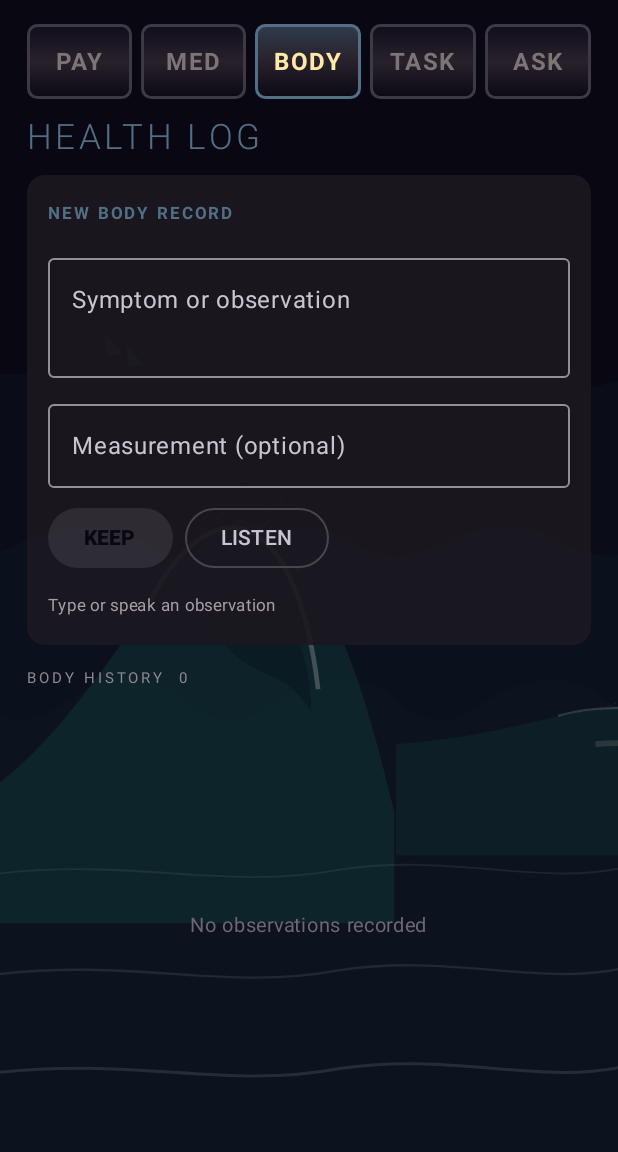
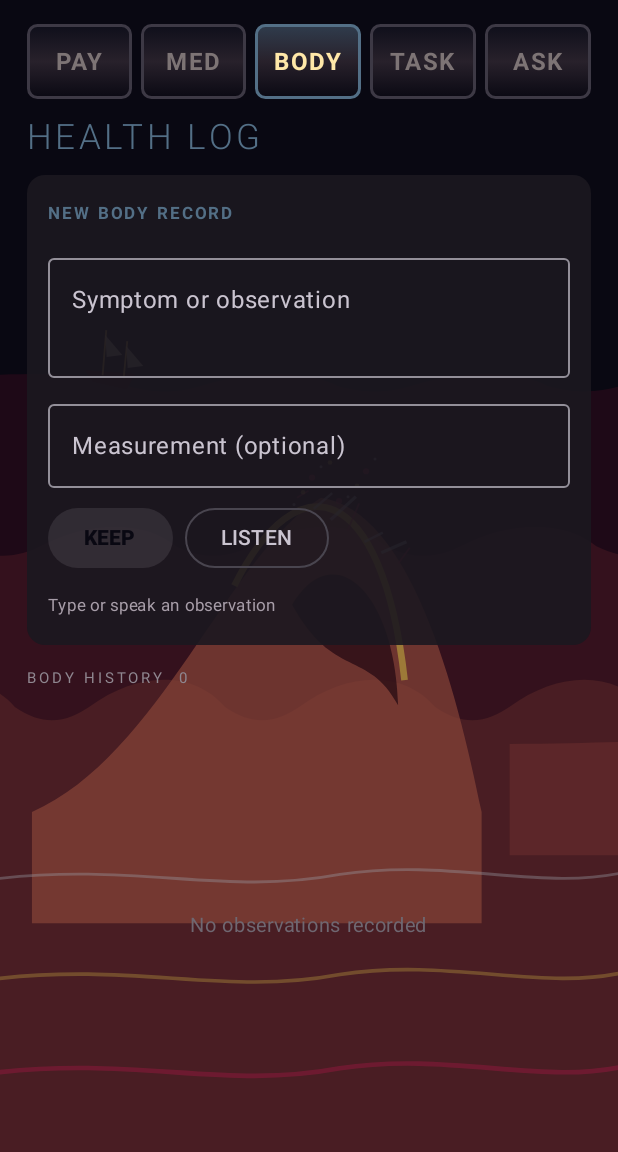
Before and after one commit to AndyJMyers/Nota-Bene, an Android app built with Jetpack Compose: the screen it shows after launch (MainActivity), after a tap on "◉ OIL", on a phone screen of 412 x 824 dp, the part 84-1236 px from its top. Run offline under Robolectric (Android 15) with nearby library versions, the phone set to English and light mode, and no system bars; our stand-ins replace Room's generated code; libraries missing offline, so code that uses them is left out: com.google.mlkit.vision; 3 other taps on this screen came first.

```diff
--- a/app/build.gradle.kts
+++ b/app/build.gradle.kts
@@ -13,8 +13,8 @@ android {
         applicationId = "com.notabene.app"
         minSdk = 26
         targetSdk = 36
-        versionCode = 16
-        versionName = "0.7.0-alpha16"
+        versionCode = 17
+        versionName = "0.7.1-alpha17"
     }
 
     buildFeatures { compose = true }
--- a/app/src/main/java/com/notabene/app/MainActivity.kt
+++ b/app/src/main/java/com/notabene/app/MainActivity.kt
@@ -809,50 +809,54 @@ private fun CalmBackground(effect: Effect, accent: Color, mood: Float) {
         else -> .35f + ((mood - .33f) / .67f) * .8f
     }
     val baseDuration = when (effect) {
-        Effect.STARS -> 28_000
-        Effect.SNOW -> 28_000
-        Effect.OIL -> 42_000
-        Effect.WAVES -> 32_000
+        Effect.STARS -> 20_000
+        Effect.SNOW -> 21_000
+        Effect.OIL -> 30_000
+        Effect.WAVES -> 24_000
     }
     val duration = (baseDuration / (.65f + energy * .55f)).toInt()
     val phase by motion.animateFloat(0f, 1f, infiniteRepeatable(tween(duration), RepeatMode.Restart), label = "atmosphere")
-    val atmosphereAlpha = ((.2f + energy * .22f) * 1.5f).coerceAtMost(.72f)
+    val atmosphereAlpha = (.62f + energy * .18f).coerceAtMost(.88f)
+    val animationSilver = Color(0xFFD4D9E1)
+    val animationGold = Color(0xFFE6B94A)
+    val animationRed = Color(0xFFC5214F)
+    val animationPalette = listOf(animationSilver, animationGold, animationRed)
     Canvas(Modifier.fillMaxSize().alpha(atmosphereAlpha)) {
         when (effect) {
             Effect.STARS -> {
-                repeat(58) { index ->
+                repeat(74) { index ->
                     val x = ((index * 83) % 101) / 100f * size.width
                     val y = ((index * 47) % 103) / 102f * size.height
-                    val pulse = .08f + ((phase + index * .17f) % 1f) * (.22f + energy * .18f)
-                    drawCircle(if (index % 7 == 0) accent else Color.White, .7f + index % 3, Offset(x, y), alpha = pulse)
+                    val pulse = .26f + ((phase + index * .17f) % 1f) * (.38f + energy * .22f)
+                    drawCircle(animationPalette[index % 3], 1.2f + index % 4, Offset(x, y), alpha = pulse.coerceAtMost(.92f))
                 }
 
                 val novaPulse = (.5f + .5f * sin(phase * 2f * PI.toFloat()))
                 val nova = Offset(size.width * .78f, size.height * .22f)
-                drawCircle(accent, 7f + novaPulse * (10f + energy * 9f), nova, alpha = .03f + novaPulse * energy * .08f)
-                drawCircle(Color.White, 1.4f + novaPulse * energy * 1.5f, nova, alpha = .32f + energy * .18f)
-                repeat(6) { ray ->
-                    val angle = ray * PI.toFloat() / 3f
-                    val length = 9f + novaPulse * 13f
-                    drawLine(Color.White, nova, Offset(nova.x + cos(angle) * length, nova.y + sin(angle) * length), 1f, alpha = .04f + novaPulse * energy * .1f)
+                drawCircle(animationRed, 12f + novaPulse * (22f + energy * 14f), nova, alpha = .12f + novaPulse * energy * .18f)
+                drawCircle(animationGold, 4f + novaPulse * energy * 4f, nova, alpha = .66f + energy * .16f)
+                repeat(8) { ray ->
+                    val angle = ray * PI.toFloat() / 4f
+                    val length = 17f + novaPulse * 27f
+                    drawLine(animationSilver, nova, Offset(nova.x + cos(angle) * length, nova.y + sin(angle) * length), 1.8f, alpha = .18f + novaPulse * energy * .26f)
                 }
 
                 val comet = (phase * 2.2f) % 1f
                 if (comet < .2f) {
                     val p = comet / .2f
                     val head = Offset(size.width * (.08f + p * .7f), size.height * (.2f + p * .2f))
-                    drawLine(Color.White, Offset(head.x - 75f, head.y - 34f), head, 1.5f, alpha = energy * .34f * (1f - p))
-                    drawCircle(Color.White, 2.2f, head, alpha = energy * .52f * (1f - p))
+                    drawLine(animationSilver, Offset(head.x - 105f, head.y - 48f), head, 3f, alpha = (.44f + energy * .3f) * (1f - p))
+                    drawCircle(animationGold, 4.2f, head, alpha = (.62f + energy * .24f) * (1f - p))
                 }
                 val secondComet = ((phase + .57f) * 1.7f) % 1f
                 if (secondComet < .14f) {
                     val p = secondComet / .14f
                     val head = Offset(size.width * (.35f + p * .45f), size.height * (.66f + p * .12f))
-                    drawLine(accent, Offset(head.x - 55f, head.y - 20f), head, 1.2f, alpha = energy * .26f * (1f - p))
+                    drawLine(animationRed, Offset(head.x - 82f, head.y - 31f), head, 2.5f, alpha = (.38f + energy * .28f) * (1f - p))
                 }
             }
 
-            Effect.SNOW -> repeat(34) { index ->
+            Effect.SNOW -> repeat(48) { index ->
                 val baseX = ((index * 83) % 101) / 100f * size.width
                 val baseY = ((index * 47 + 19) % 103) / 102f * size.height
                 val current = phase * 2f * PI.toFloat()
@@ -861,26 +865,26 @@ private fun CalmBackground(effect: Effect, accent: Color, mood: Float) {
                 val x = (baseX + broadDrift + gust + size.width) % size.width
                 val eddy = sin(current * 2.1f + index * .91f) * (34f + index % 5 * 8f) * (.55f + energy * .25f)
                 val y = (baseY + phase * size.height + eddy + size.height) % size.height
-                drawCircle(Color.White, 1.4f + index % 4, Offset(x, y), alpha = (.18f + (index % 4) * .045f) * (.65f + energy * .35f))
+                drawCircle(animationPalette[index % 3], 2.1f + index % 5, Offset(x, y), alpha = (.42f + (index % 4) * .07f) * (.72f + energy * .28f))
             }
 
             Effect.OIL -> {
-                val colours = listOf(Purple, Blue, accent, Fusion, Crimson)
-                repeat(5) { index ->
+                val colours = listOf(animationRed, animationGold, animationSilver, animationRed, animationGold, animationSilver)
+                repeat(6) { index ->
                     val angle = phase * 2f * PI.toFloat() + index * 1.37f
                     val x = size.width * (.5f + .34f * sin(angle * (.45f + index * .05f)))
                     val y = size.height * (.5f + .38f * cos(angle * (.32f + index * .04f)))
-                    val radius = size.minDimension * (.24f + index * .035f)
-                    drawCircle(colours[index], radius * (.85f + energy * .15f), Offset(x, y), alpha = (.038f + index * .007f) * (.7f + energy * .35f))
-                    drawCircle(lerp(colours[index], Color.White, .18f), radius * .55f, Offset(x + radius * .2f, y - radius * .12f), alpha = .016f + energy * .01f)
+                    val radius = size.minDimension * (.29f + index * .045f)
+                    drawCircle(colours[index], radius * (.86f + energy * .18f), Offset(x, y), alpha = (.12f + index * .018f) * (.78f + energy * .34f))
+                    drawCircle(lerp(colours[index], animationSilver, .28f), radius * .58f, Offset(x + radius * .2f, y - radius * .12f), alpha = .075f + energy * .035f)
                 }
             }
 
             Effect.WAVES -> {
                 val turn = phase * 2f * PI.toFloat()
-                val seaBlue = lerp(Color(0xFF073C4C), accent, .28f)
-                val greenRoom = Color(0xFF178777)
-                val foam = Color(0xFFD9F2E9)
+                val seaBlue = lerp(Color(0xFF330815), animationRed, .42f)
+                val greenRoom = lerp(animationRed, animationGold, .48f)
+                val foam = animationSilver
                 val horizon = size.height * .38f
 
                 // The whole sea rolls sideways, so even the deep water is visibly travelling.
@@ -898,7 +902,7 @@ private fun CalmBackground(effect: Effect, accent: Color, mood: Float) {
                     swell.lineTo(size.width, size.height)
                     swell.lineTo(0f, size.height)
                     swell.close()
-                    drawPath(swell, lerp(seaBlue, Color.Black, band * .12f), alpha = .18f + band * .045f)
+                    drawPath(swell, lerp(seaBlue, animationGold, band * .12f), alpha = .31f + band * .065f)
                 }
 
                 // Two breakers move through a full life: swell, steepen, barrel, collapse, wash.
@@ -920,7 +924,7 @@ private fun CalmBackground(effect: Effect, accent: Color, mood: Float) {
                         lineTo(crestX - shoulder * 1.8f, waterline + size.height * .09f)
                         close()
                     }
-                    drawPath(body, lerp(seaBlue, greenRoom, .45f + barrel * .35f), alpha = .30f + life * .14f)
+                    drawPath(body, lerp(seaBlue, greenRoom, .45f + barrel * .35f), alpha = .48f + life * .19f)
 
                     // The opening is a separate dark translucent hollow, not a closed emblem.
                     if (barrel > .12f) {
@@ -930,21 +934,21 @@ private fun CalmBackground(effect: Effect, accent: Color, mood: Float) {
                             cubicTo(crestX + shoulder * .29f, waterline - rise * .52f, crestX + shoulder * .08f, waterline - rise * .42f, crestX - shoulder * .18f, waterline - rise * .66f)
                             close()
                         }
-                        drawPath(hollow, Color(0xFF031C25), alpha = barrel * .48f)
+                        drawPath(hollow, Color(0xFF24040E), alpha = barrel * .68f)
                     }
 
                     val lip = Path().apply {
                         moveTo(crestX - shoulder * .54f, waterline - rise * .72f)
                         cubicTo(crestX - shoulder * .15f, waterline - rise * 1.12f, crestX + shoulder * .38f, waterline - rise * (1.06f - collapse * .24f), crestX + shoulder * (.52f + collapse * .55f), waterline - rise * (.42f - collapse * .18f))
                     }
-                    drawPath(lip, foam, alpha = .26f + life * .34f, style = Stroke(width = 2.3f + barrel * 2.6f))
+                    drawPath(lip, animationGold, alpha = .48f + life * .4f, style = Stroke(width = 3.4f + barrel * 3.4f))
 
                     repeat(7) { finger ->
                         val rootX = crestX - shoulder * .15f + finger * shoulder * .105f
                         val rootY = waterline - rise * (1f - finger * .035f)
                         val sprayThrow = barrel * (12f + finger % 3 * 7f) + collapse * (22f + finger * 3f)
                         val tip = Offset(rootX + sprayThrow, rootY - barrel * (10f + finger % 4 * 5f) + sin(turn * 1.4f + finger) * 4f)
-                        drawLine(foam, Offset(rootX, rootY), tip, 1f + finger % 3 * .5f, alpha = life * (.25f + energy * .12f))
+                        drawLine(if (finger % 3 == 0) animationRed else foam, Offset(rootX, rootY), tip, 1.8f + finger % 3 * .7f, alpha = life * (.46f + energy * .2f))
                     }
 
                     // After the lip falls, white water runs ahead and broadens along the shore.
@@ -954,14 +958,14 @@ private fun CalmBackground(effect: Effect, accent: Color, mood: Float) {
                             moveTo(crestX - shoulder * .25f, waterline)
                             cubicTo(crestX + shoulder * .35f, waterline - 18f * (1f - collapse), front - shoulder * .3f, waterline + 14f, front, waterline + 5f)
                         }
-                        drawPath(whiteWater, foam, alpha = collapse * .43f, style = Stroke(width = 3f + collapse * 4f))
+                        drawPath(whiteWater, animationSilver, alpha = collapse * .72f, style = Stroke(width = 4.5f + collapse * 6f))
                     }
 
                     repeat(10) { fleck ->
                         val sprayLife = (barrel + collapse * .7f).coerceAtMost(1f)
                         val x = crestX + (fleck - 3) * 9f + collapse * fleck * 8f
                         val y = waterline - rise - (fleck % 5) * 8f + sin(turn * 1.3f + fleck) * 7f
-                        drawCircle(foam, .8f + fleck % 3 * .5f, Offset(x, y), alpha = sprayLife * .31f)
+                        drawCircle(animationPalette[fleck % 3], 1.5f + fleck % 3 * .8f, Offset(x, y), alpha = sprayLife * .58f)
                     }
                 }
 
@@ -976,19 +980,19 @@ private fun CalmBackground(effect: Effect, accent: Color, mood: Float) {
                     lineTo(shipX - 19f, shipY + 12f)
                     close()
                 }
-                drawPath(hull, Color(0xFF080B10), alpha = .75f)
+                drawPath(hull, Color(0xFF26040D), alpha = .9f)
                 repeat(2) { mast ->
                     val mx = shipX - 9f + mast * 21f
                     val deckY = shipY + 5f + mast * 3f
                     val topY = deckY - 45f + mast * 8f
-                    drawLine(Color(0xFF111017), Offset(mx, deckY), Offset(mx + heel, topY), 1.5f, alpha = .78f)
+                    drawLine(animationGold, Offset(mx, deckY), Offset(mx + heel, topY), 1.8f, alpha = .82f)
                     val sail = Path().apply {
                         moveTo(mx + heel - 1f, topY + 5f)
                         lineTo(mx + heel + 16f, topY + 25f)
                         lineTo(mx + 4f, topY + 27f)
                         close()
                     }
-                    drawPath(sail, lerp(foam, accent, .18f), alpha = .42f)
+                    drawPath(sail, lerp(animationSilver, animationGold, .34f), alpha = .72f)
                 }
 
                 // Broken shore foam in the foreground keeps the water visibly in motion.
@@ -998,7 +1002,12 @@ private fun CalmBackground(effect: Effect, accent: Color, mood: Float) {
                     wash.moveTo(-10f, y)
                     wash.cubicTo(size.width * .22f, y - 18f, size.width * .36f, y + 17f, size.width * .55f, y - 5f)
                     wash.cubicTo(size.width * .73f, y - 22f, size.width * .88f, y + 13f, size.width + 10f, y - 8f)
-                    drawPath(wash, foam, alpha = .18f + line * .045f, style = Stroke(width = 1.8f + line * .6f))
+                    drawPath(
+                        wash,
+                        animationPalette[line],
+                        alpha = .38f + line * .08f,
+                        style = Stroke(width = 2.8f + line * .9f)
+                    )
                 }
             }
         }
```
Also changed, not shown: 1 other file.
